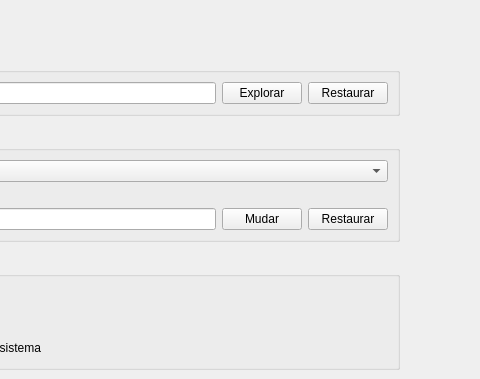
First picture: the form in zapzap/ui/ui_page_general.ui, repository rafatosta/zapzap, before the edit; both pictures show x 213 to 693 and y 0 to 379 of the 693 by 620 pixel window.
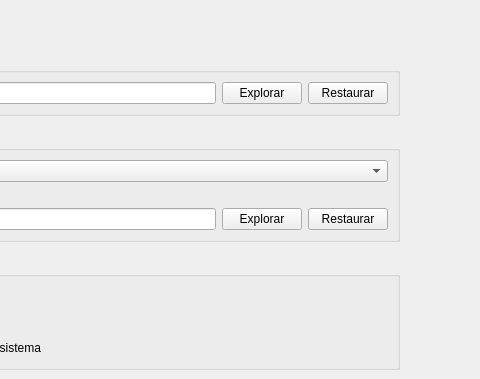
Second picture: the form after the edit.

The edit to the form file:
```diff
--- a/zapzap/ui/ui_page_general.ui
+++ b/zapzap/ui/ui_page_general.ui
@@ -109,7 +109,7 @@
            <item row="2" column="1">
             <widget class="QPushButton" name="pushButton_2">
              <property name="text">
-              <string>Mudar</string>
+              <string>Explorar</string>
              </property>
             </widget>
            </item>
```
Left out of the diff: 4 changed lines with no effect on the pictures.
